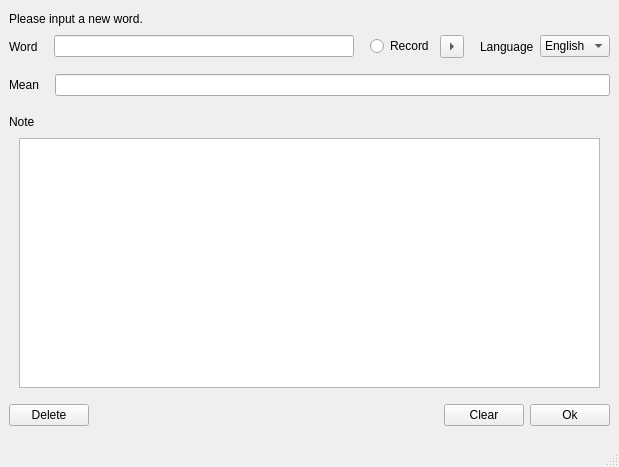
The window that add_words_main_window.ui (codincodee/AnyWord) describes before a commit, drawn with Qt 5.
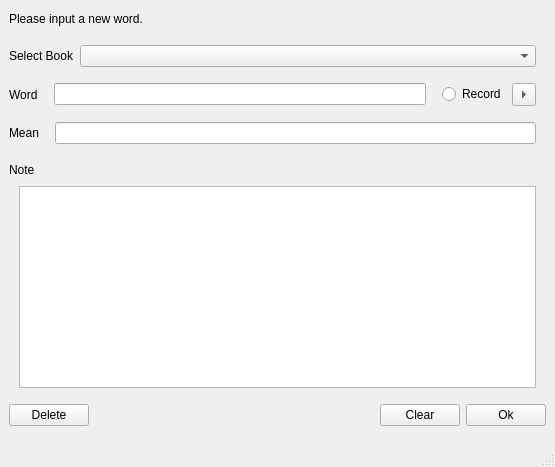
The same window after the commit.

The edit to the form file:
```diff
--- a/add_words_main_window.ui
+++ b/add_words_main_window.ui
@@ -48,7 +48,7 @@
           </property>
           <property name="sizeHint" stdset="0">
            <size>
-            <width>5</width>
+            <width>10</width>
             <height>20</height>
            </size>
           </property>
@@ -56,6 +56,84 @@
         </item>
        </layout>
       </item>
+      <item>
+       <spacer name="verticalSpacer_3">
+        <property name="orientation">
+         <enum>Qt::Vertical</enum>
+        </property>
+        <property name="sizeType">
+         <enum>QSizePolicy::Fixed</enum>
+        </property>
+        <property name="sizeHint" stdset="0">
+         <size>
+          <width>20</width>
+          <height>10</height>
+         </size>
+        </property>
+       </spacer>
+      </item>
+      <item>
+       <layout class="QHBoxLayout" name="horizontalLayout_7">
+        <item>
+         <widget class="QLabel" name="label_3">
+          <property name="sizePolicy">
+           <sizepolicy hsizetype="Fixed" vsizetype="Preferred">
+            <horstretch>0</horstretch>
+            <verstretch>0</verstretch>
+           </sizepolicy>
+          </property>
+          <property name="minimumSize">
+           <size>
+            <width>40</width>
+            <height>0</height>
+           </size>
+          </property>
+          <property name="text">
+           <string>Select Book</string>
+          </property>
+         </widget>
+        </item>
+        <item>
+         <widget class="QComboBox" name="SelectBookComboBox">
+          <property name="currentText">
+           <string/>
+          </property>
+         </widget>
+        </item>
+        <item>
+         <spacer name="horizontalSpacer_11">
+          <property name="orientation">
+           <enum>Qt::Horizontal</enum>
+          </property>
+          <property name="sizeType">
+           <enum>QSizePolicy::Fixed</enum>
+          </property>
+          <property name="sizeHint" stdset="0">
+           <size>
+            <width>10</width>
+            <height>20</height>
+           </size>
+          </property>
+         </spacer>
+        </item>
+       </layout>
+      </item>
+      <item>
+       <spacer name="verticalSpacer_6">
+        <property name="orientation">
+         <enum>Qt::Vertical</enum>
+        </property>
+        <property name="sizeType">
+         <enum>QSizePolicy::Fixed</enum>
+        </property>
+        <property name="sizeHint" stdset="0">
+         <size>
+          <width>20</width>
+          <height>10</height>
+         </size>
+        </property>
+       </spacer>
+      </item>
       <item>
        <layout class="QHBoxLayout" name="horizontalLayout">
         <item>
@@ -131,7 +209,7 @@
          </widget>
         </item>
         <item>
-         <spacer name="horizontalSpacer_3">
+         <spacer name="horizontalSpacer_10">
           <property name="orientation">
            <enum>Qt::Horizontal</enum>
           </property>
@@ -146,27 +224,6 @@
           </property>
          </spacer>
         </item>
-        <item>
-         <widget class="QLabel" name="label_3">
-          <property name="text">
-           <string>Language</string>
-          </property>
-         </widget>
-        </item>
-        <item>
-         <widget class="QComboBox" name="LanguageComboBox">
-          <item>
-           <property name="text">
-            <string>English</string>
-           </property>
-          </item>
-          <item>
-           <property name="text">
-            <string>Korean</string>
-           </property>
-          </item>
-         </widget>
-        </item>
        </layout>
       </item>
       <item>
@@ -213,6 +270,22 @@
         <item>
          <widget class="QLineEdit" name="MeaningLineEdit"/>
         </item>
+        <item>
+         <spacer name="horizontalSpacer_3">
+          <property name="orientation">
+           <enum>Qt::Horizontal</enum>
+          </property>
+          <property name="sizeType">
+           <enum>QSizePolicy::Fixed</enum>
+          </property>
+          <property name="sizeHint" stdset="0">
+           <size>
+            <width>10</width>
+            <height>10</height>
+           </size>
+          </property>
+         </spacer>
+        </item>
        </layout>
       </item>
       <item>
```
